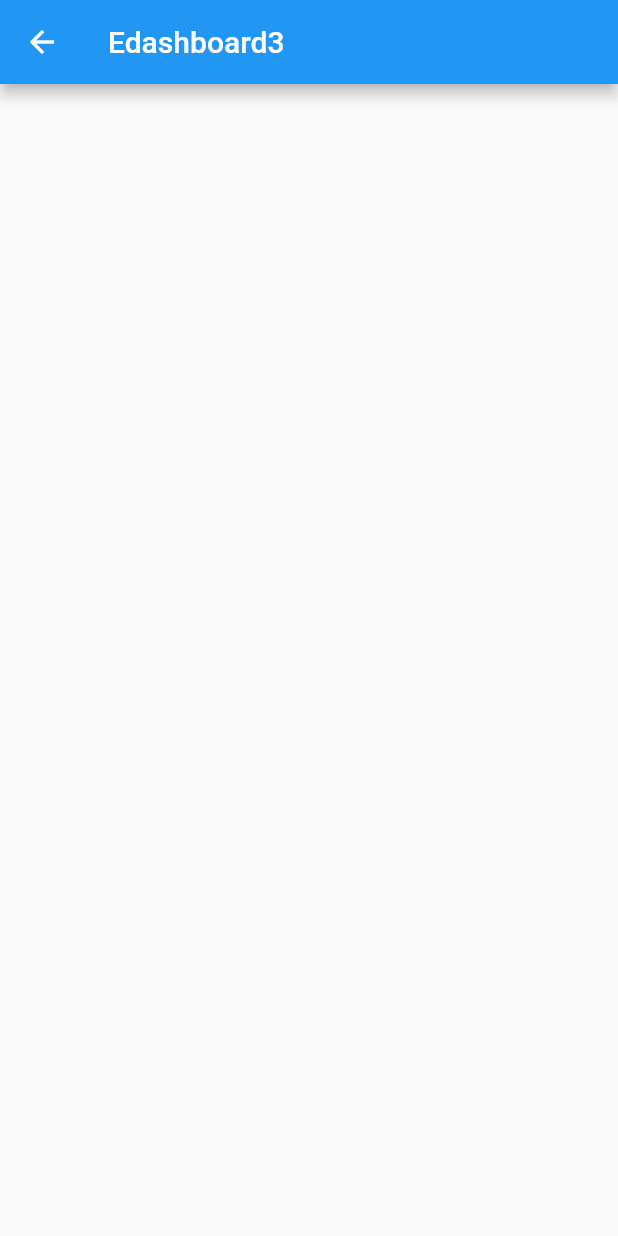
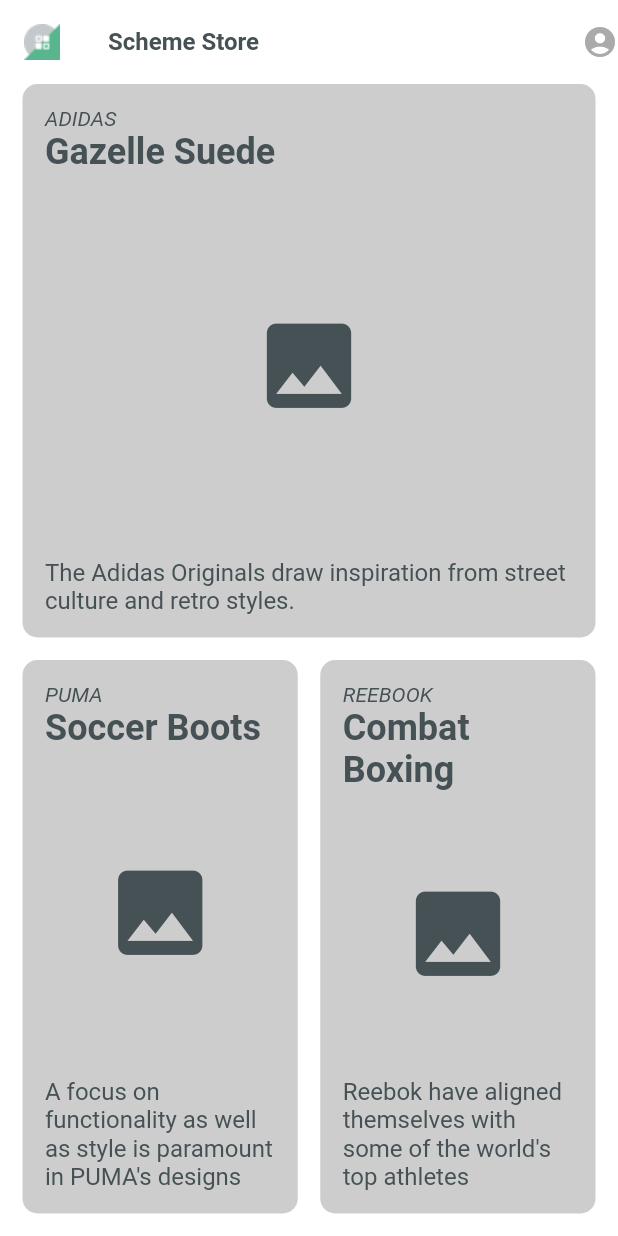
Before and after one commit to syafrialzulmi/flutter_learning, a Flutter app: the Edashboard3View screen opened directly, on a phone screen of 412 x 824 dp. Run offline on Flutter 3.47's test engine with Material 2 defaults, Android fonts, the phone set to English and light mode, and no system bars; our stand-ins replace smooth_page_indicator.

Commit message:
dashboard 3

```diff
--- a/lib/module/online_class/flutter_book/edashboard3/view/edashboard3_view.dart
+++ b/lib/module/online_class/flutter_book/edashboard3/view/edashboard3_view.dart
@@ -1,6 +1,5 @@
 import 'package:flutter/material.dart';
 import 'package:flutter_learning/core.dart';
-import '../controller/edashboard3_controller.dart';
 
 class Edashboard3View extends StatefulWidget {
   const Edashboard3View({Key? key}) : super(key: key);
@@ -9,17 +8,146 @@ class Edashboard3View extends StatefulWidget {
     controller.view = this;
 
     return Scaffold(
+      backgroundColor: Colors.white,
       appBar: AppBar(
-        title: const Text("Edashboard3"),
-        actions: const [],
-      ),
-      body: SingleChildScrollView(
-        child: Container(
-          padding: const EdgeInsets.all(10.0),
-          child: Column(
-            children: const [],
+        backgroundColor: Colors.white,
+        elevation: 0,
+        leading: Image.asset("assets/icons/logo.png"),
+        title: const Text(
+          "Scheme Store",
+          style: TextStyle(
+            color: Color(0xff455154),
+            fontSize: 16,
+            fontWeight: FontWeight.w700,
           ),
         ),
+        actions: const [
+          Icon(
+            Icons.account_circle_rounded,
+            color: Color(0xffAAAAAA),
+          ),
+        ],
+      ),
+      body: Column(
+        children: [
+          Expanded(
+            flex: 1,
+            child: Container(
+              width: MediaQuery.of(Get.currentContext).size.width,
+              margin: const EdgeInsets.only(
+                left: 15,
+                right: 15,
+                bottom: 15,
+              ),
+              decoration: BoxDecoration(
+                borderRadius: BorderRadius.circular(10),
+                color: const Color(0xffCDCDCD),
+              ),
+              child: contentGalery(
+                  tag: "adidas",
+                  title: "Gazelle Suede",
+                  description:
+                      "The Adidas Originals draw inspiration from street culture and retro styles."),
+            ),
+          ),
+          Expanded(
+            flex: 1,
+            child: Row(
+              children: [
+                Expanded(
+                  flex: 1,
+                  child: Container(
+                    margin: const EdgeInsets.only(
+                      left: 15,
+                      right: 7.5,
+                      bottom: 15,
+                    ),
+                    decoration: BoxDecoration(
+                      borderRadius: BorderRadius.circular(10),
+                      color: const Color(0xffCDCDCD),
+                    ),
+                    child: contentGalery(
+                        tag: "puma",
+                        title: "Soccer Boots",
+                        description:
+                            "A focus on functionality as well as style is paramount in PUMA's designs"),
+                  ),
+                ),
+                Expanded(
+                  flex: 1,
+                  child: Container(
+                    margin: const EdgeInsets.only(
+                      left: 7.5,
+                      right: 15,
+                      bottom: 15,
+                    ),
+                    decoration: BoxDecoration(
+                      borderRadius: BorderRadius.circular(10),
+                      color: const Color(0xffCDCDCD),
+                    ),
+                    child: contentGalery(
+                        tag: "reebook",
+                        title: "Combat Boxing",
+                        description:
+                            "Reebok have aligned themselves with some of the world's top athletes"),
+                  ),
+                ),
+              ],
+            ),
+          )
+        ],
+      ),
+    );
+  }
+
+  contentGalery(
+      {required String tag,
+      required String title,
+      required String description}) {
+    return Padding(
+      padding: const EdgeInsets.all(15),
+      child: Column(
+        crossAxisAlignment: CrossAxisAlignment.start,
+        mainAxisAlignment: MainAxisAlignment.spaceBetween,
+        children: [
+          Column(
+            crossAxisAlignment: CrossAxisAlignment.start,
+            children: [
+              Text(
+                tag.toUpperCase(),
+                style: const TextStyle(
+                  color: Color(0xff455154),
+                  fontSize: 14,
+                  fontWeight: FontWeight.w400,
+                  fontStyle: FontStyle.italic,
+                ),
+              ),
+              Text(
+                title,
+                style: const TextStyle(
+                  color: Color(0xff455154),
+                  fontSize: 24,
+                  fontWeight: FontWeight.w700,
+                ),
+              ),
+            ],
+          ),
+          const Center(
+            child: Icon(
+              Icons.image,
+              color: Color(0xff455154),
+              size: 75,
+            ),
+          ),
+          Text(
+            description,
+            style: const TextStyle(
+              color: Color(0xff455154),
+              fontSize: 16,
+              fontWeight: FontWeight.w400,
+            ),
+          ),
+        ],
       ),
     );
   }
--- a/pubspec.yaml
+++ b/pubspec.yaml
@@ -9,6 +9,7 @@ dependencies:
   cupertino_icons: ^1.0.2
   flutter:
     sdk: flutter
+  flutter_staggered_grid_view: ^0.6.2
   flutter_svg: ^2.0.5
   smooth_page_indicator: ^1.1.0
 
```
Also changed, not shown: config.json (line endings or trailing spaces), pubspec.lock.
